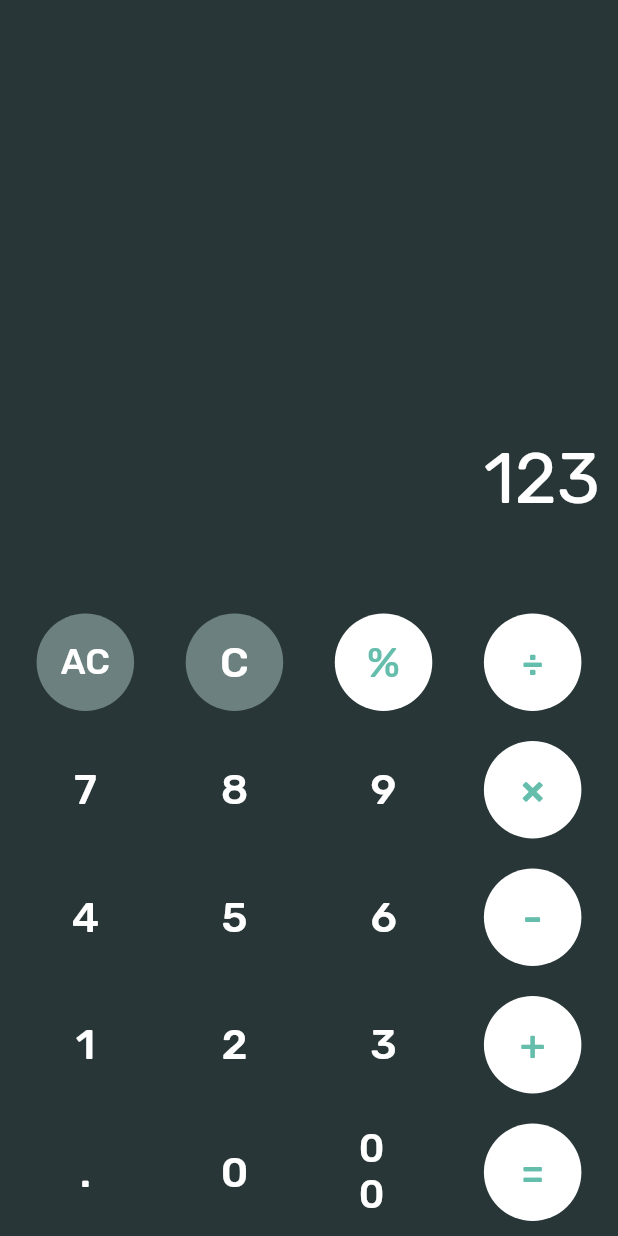
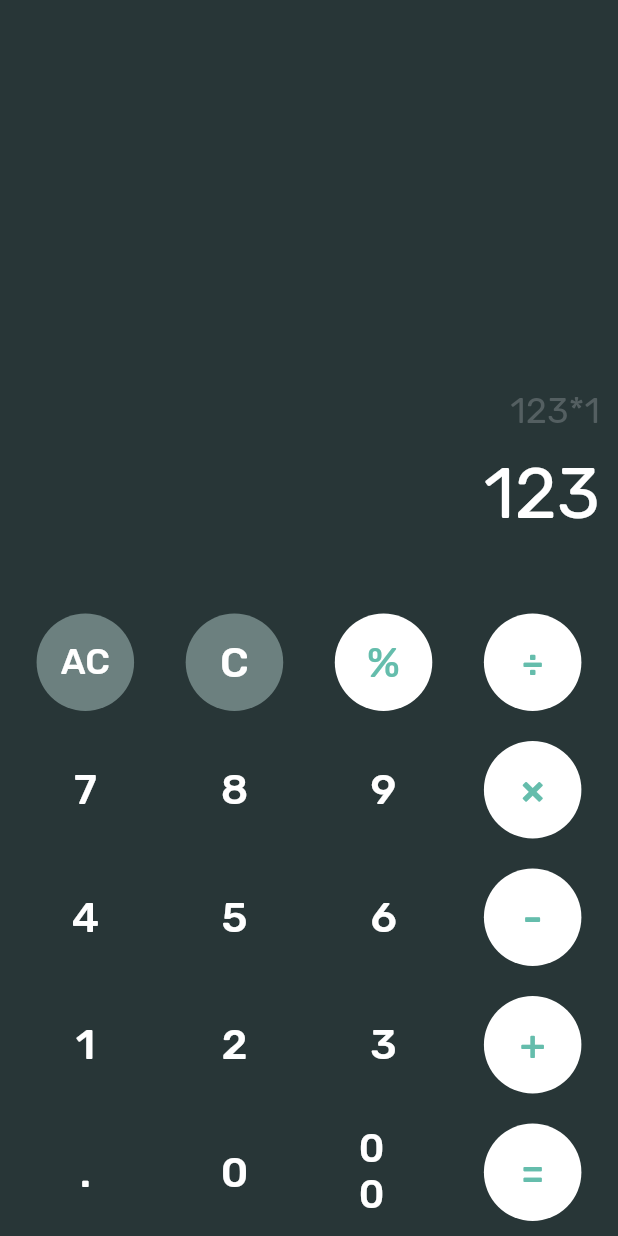
Before and after one commit to octoi/flutter-calculator, a Flutter app: the screen it shows after launch, on a phone screen of 412 x 824 dp. Run offline on Flutter 3.47's test engine with Material 2 defaults, Android fonts, the phone set to English and light mode, and no system bars; our stand-ins replace google_fonts.

Commit message:
calculation text

```diff
--- a/lib/main.dart
+++ b/lib/main.dart
@@ -20,6 +20,17 @@ class CalculatorApp extends StatelessWidget {
           mainAxisAlignment: MainAxisAlignment.end,
           children: [
             Container(
+              padding: EdgeInsets.only(right: 12.0),
+              child: Text(
+                '123*1',
+                style: GoogleFonts.rubik(
+                  textStyle: TextStyle(fontSize: 24.0),
+                  color: Color(0xFF545F61),
+                ),
+              ),
+              alignment: Alignment(1, 1),
+            ),
+            Container(
               padding: EdgeInsets.all(12.0),
               child: Text(
                 '123',
@@ -30,7 +41,7 @@ class CalculatorApp extends StatelessWidget {
               ),
               alignment: Alignment(1, 1),
             ),
-            SizedBox(height: 40.0),
+            SizedBox(height: 30.0),
             Row(
               mainAxisAlignment: MainAxisAlignment.spaceEvenly,
               children: [
```
